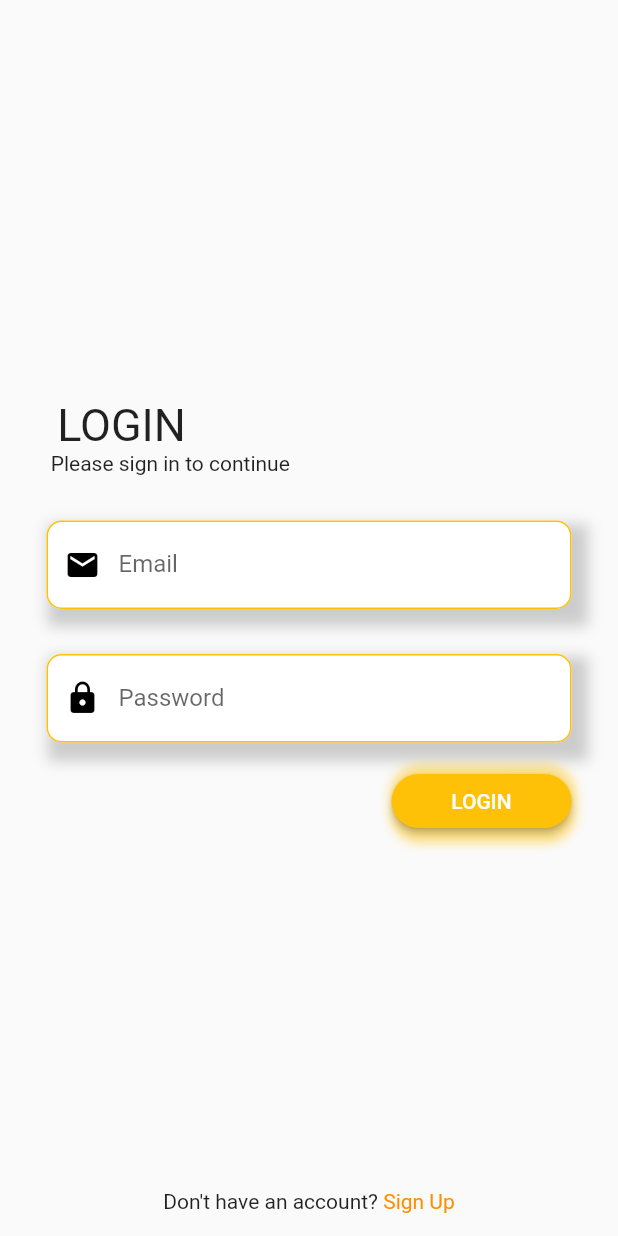
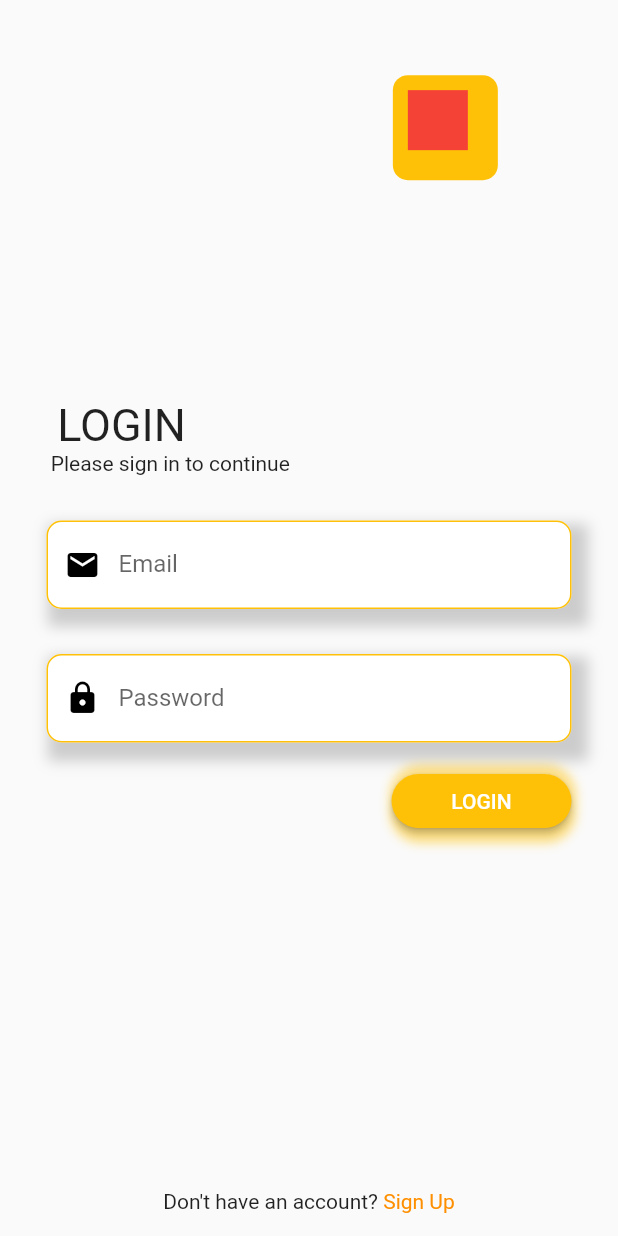
Before and after one commit to rianjanuarian/Project-PlayStore, a Flutter app: the screen it shows after launch, on a phone screen of 412 x 824 dp. Run offline on Flutter 3.47's test engine with Material 2 defaults, Android fonts, the phone set to English and light mode, and no system bars; our stand-ins replace bloc, firebase_auth, firebase_core, flutter_bloc, get, google_fonts and 2 more; accounts and stored records are empty; Roboto replaces fonts that are missing (Rowdies).

Commit message:
Update login_page.dart

```diff
--- a/online_shop/online_shop/lib/ui/login_page.dart
+++ b/online_shop/online_shop/lib/ui/login_page.dart
@@ -9,6 +9,49 @@ class LoginPage extends StatelessWidget {
     return Scaffold(
       body: Stack(
         children: [
+          // Container(
+          //   margin: EdgeInsets.all(80),
+          //   decoration: BoxDecoration(
+          //       color: Colors.red[300],
+          //       borderRadius: BorderRadius.circular(10)),
+          //   child: Container(
+          //     margin: EdgeInsets.all(50),
+          //     decoration: BoxDecoration(
+          //         color: Colors.white, borderRadius: BorderRadius.circular(10)),
+          //   ),
+          // ),
+
+          Padding(
+            padding: const EdgeInsets.all(50.10),
+            child: Align(
+              alignment: Alignment.topRight,
+              child: SizedBox(
+                width: 100,
+                height: 100,
+                child: Stack(
+                  children: [
+                    SizedBox(
+                      width: 70,
+                      height: 70,
+                      child: Container(
+                        decoration: BoxDecoration(
+                            color: Colors.amber,
+                            borderRadius: BorderRadius.circular(10)),
+                      ),
+                    ),
+                    SizedBox(
+                      width: 60,
+                      height: 60,
+                      child: Container(
+                        margin: EdgeInsets.all(10),
+                        decoration: BoxDecoration(color: Colors.red),
+                      ),
+                    ),
+                  ],
+                ),
+              ),
+            ),
+          ),
           Center(
             child: Column(
               mainAxisAlignment: MainAxisAlignment.center,
```
